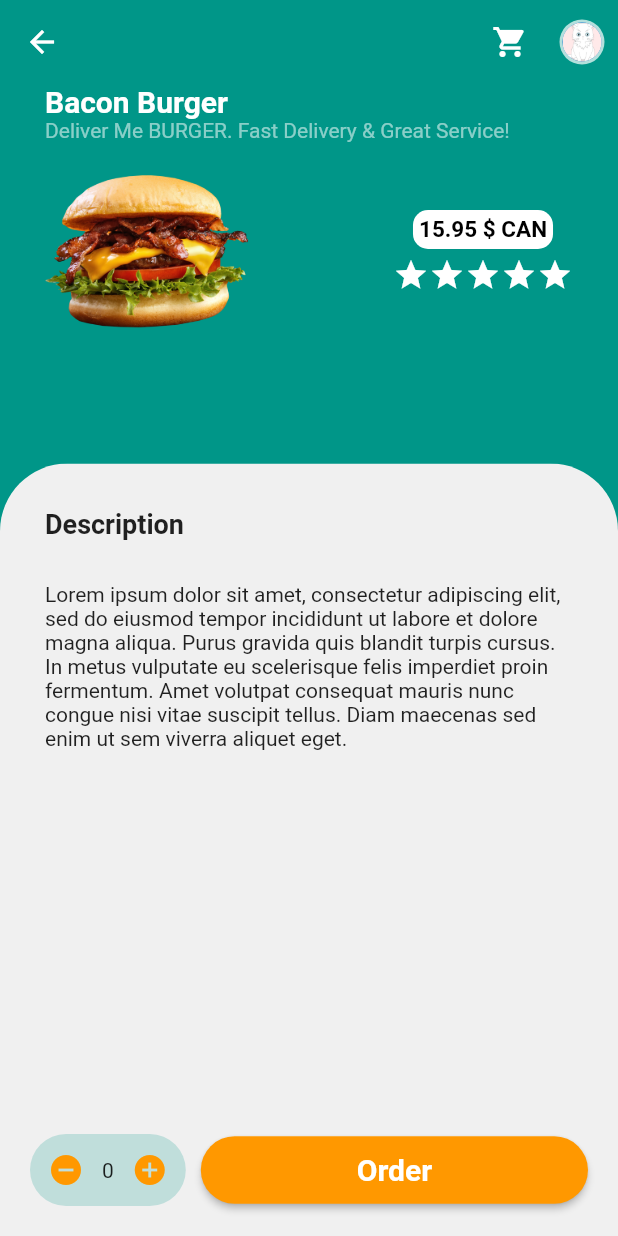
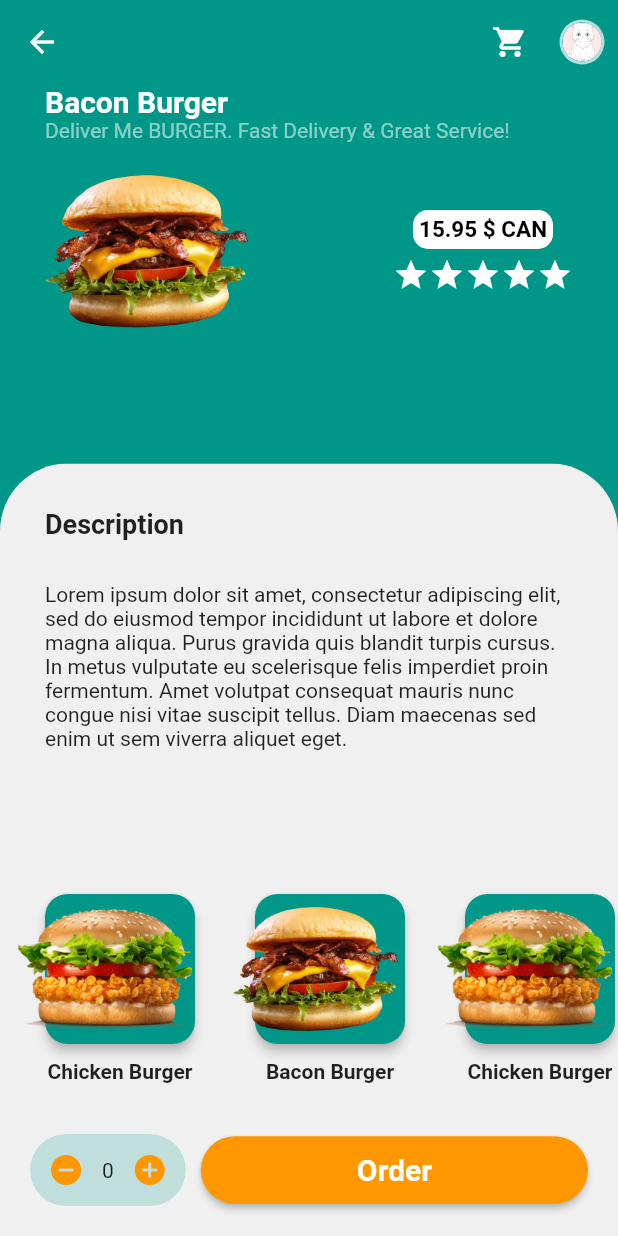
Before and after one commit to irfan87/burger_app_flutter, a Flutter app: the screen it shows after launch, after a tap on "Bacon Burger", on a phone screen of 412 x 824 dp. Run offline on Flutter 3.47's test engine with Material 2 defaults, Android fonts, the phone set to English and light mode, and no system bars.

Commit message:
add the second page for mini list of the burgers

```diff
--- a/lib/burger_page.dart
+++ b/lib/burger_page.dart
@@ -1,3 +1,4 @@
+import 'package:burger_app_flutter/burgers_mini_list.dart';
 import 'package:flutter/material.dart';
 
 class BurgerPage extends StatefulWidget {
@@ -183,7 +184,7 @@ class _BurgerPageState extends State<BurgerPage> {
                     ),
                   ),
                   Spacer(),
-                  // Burger Row
+                  BurgersMiniList(),
                   Padding(
                     padding: const EdgeInsets.all(15.0),
                     child: Row(
--- /dev/null
+++ b/lib/burgers_mini_list.dart
@@ -0,0 +1,84 @@
+import 'package:flutter/cupertino.dart';
+import 'package:flutter/material.dart';
+
+class BurgersMiniList extends StatefulWidget {
+  @override
+  _BurgersMiniListState createState() => _BurgersMiniListState();
+}
+
+class _BurgersMiniListState extends State<BurgersMiniList> {
+  Widget chickenBurgerImage = Container(
+    height: 80.0,
+    child: Image.asset("images/chicken_burger.png"),
+  );
+
+  Widget baconCheeseBurgerImage = Container(
+    height: 110.0,
+    child: Image.asset("images/bacon_cheeseburger.png"),
+  );
+
+  int burgerCounts = 10;
+
+  @override
+  Widget build(BuildContext context) {
+    return Container(
+      height: 150.0,
+      margin: EdgeInsets.only(top: 10.0),
+      child: ListView.builder(
+        scrollDirection: Axis.horizontal,
+        itemBuilder: (context, index) {
+          bool reverse = index.isEven;
+
+          return Stack(
+            children: [
+              Column(
+                crossAxisAlignment: CrossAxisAlignment.center,
+                children: [
+                  Container(
+                    width: 120.0,
+                    height: 120.0,
+                    margin: EdgeInsets.only(
+                      left: 20.0,
+                      right: index == burgerCounts ? 20.0 : 0,
+                    ),
+                    child: GestureDetector(
+                      onTap: () {},
+                      child: Card(
+                        color: Theme.of(context).primaryColor,
+                        elevation: 3.0,
+                        margin: EdgeInsets.all(10.0),
+                        shape: RoundedRectangleBorder(
+                          borderRadius: BorderRadius.circular(15.0),
+                        ),
+                      ),
+                    ),
+                  ),
+                  Padding(
+                    padding: EdgeInsets.only(
+                      left: 20.0,
+                    ),
+                    child: Text(
+                      reverse ? "Chicken Burger" : "Bacon Burger",
+                      style: TextStyle(
+                        fontWeight: FontWeight.bold,
+                      ),
+                    ),
+                  ),
+                ],
+              ),
+              Positioned(
+                top: reverse ? 20.0 : 5.0,
+                left: reverse ? 10.0 : 15.0,
+                child: GestureDetector(
+                  onTap: () {},
+                  child: reverse ? chickenBurgerImage : baconCheeseBurgerImage,
+                ),
+              ),
+            ],
+          );
+        },
+        itemCount: burgerCounts,
+      ),
+    );
+  }
+}
```
